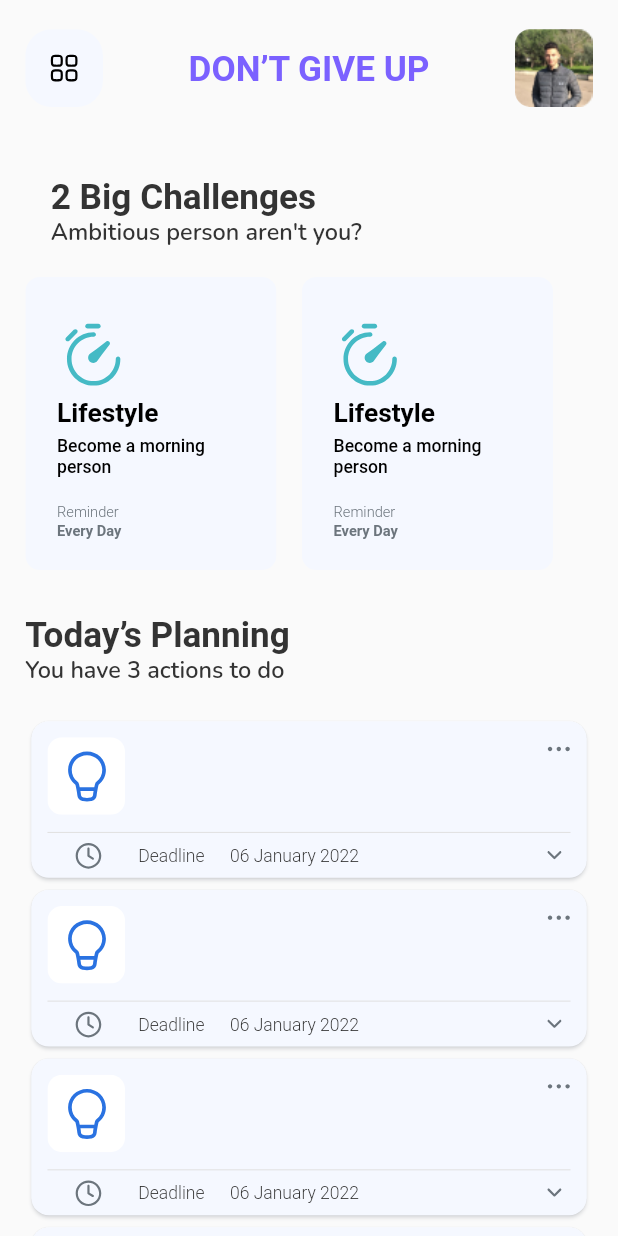
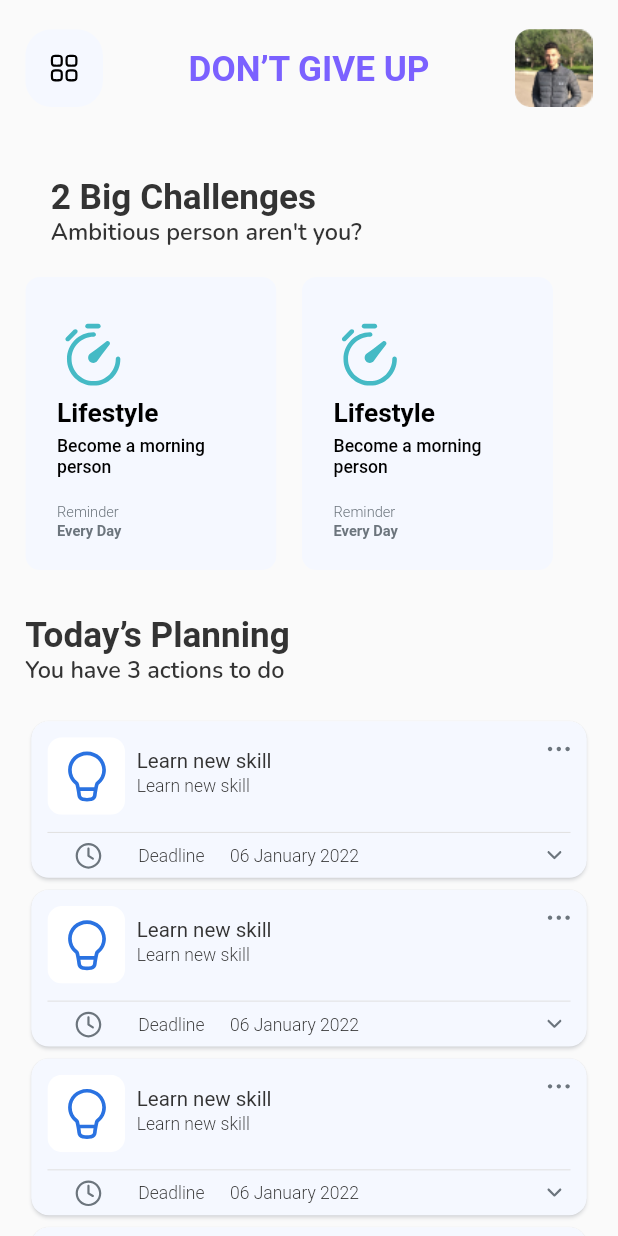
Before and after one commit to bukunmialuko/life_goals_app_ui, a Flutter app: the HomeRoot screen opened directly, on a phone screen of 412 x 824 dp. Run offline on Flutter 3.47's test engine with Material 2 defaults, Android fonts, the phone set to English and light mode, and no system bars; our stand-ins replace convex_bottom_bar, flutter_screenutil, flutter_svg.

Commit message:
Finising touch

```diff
--- a/lib/src/screens/home/root.dart
+++ b/lib/src/screens/home/root.dart
@@ -270,7 +270,37 @@ class _HomeRootState extends State<HomeRoot> {
                                       ),
                                     ),
                                   ),
-                                  Expanded(child: Container()),
+                                  Expanded(
+                                    child: Column(
+                                      mainAxisSize: MainAxisSize.min,
+                                      crossAxisAlignment:
+                                          CrossAxisAlignment.start,
+                                      mainAxisAlignment:
+                                          MainAxisAlignment.center,
+                                      children: [
+                                        SizedBox(height: 19.h),
+                                        Text(
+                                          "Learn new skill",
+                                          style: TextStyle(
+                                            color: AppColors.customBlack,
+                                            fontWeight: FontWeight.w400,
+                                            fontSize: 14.sp,
+                                          ),
+                                        ),
+                                        SizedBox(
+                                          height: 2.h,
+                                        ),
+                                        Text(
+                                          "Learn new skill",
+                                          style: TextStyle(
+                                            color: AppColors.customBlack,
+                                            fontWeight: FontWeight.w300,
+                                            fontSize: 12.sp,
+                                          ),
+                                        ),
+                                      ],
+                                    ),
+                                  ),
                                   Padding(
                                     padding: EdgeInsets.symmetric(
                                         horizontal: 7.r, vertical: 7.r),
```
Also changed, not shown: lib/src/screens/root/root.dart (+19 -1 lines).
